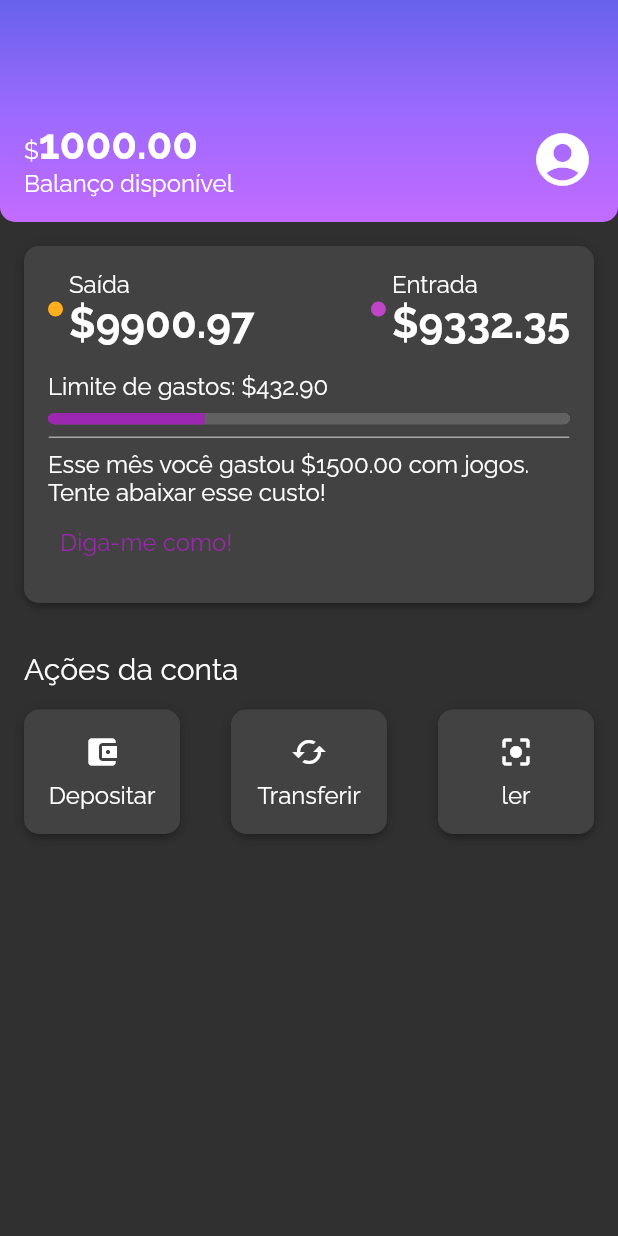
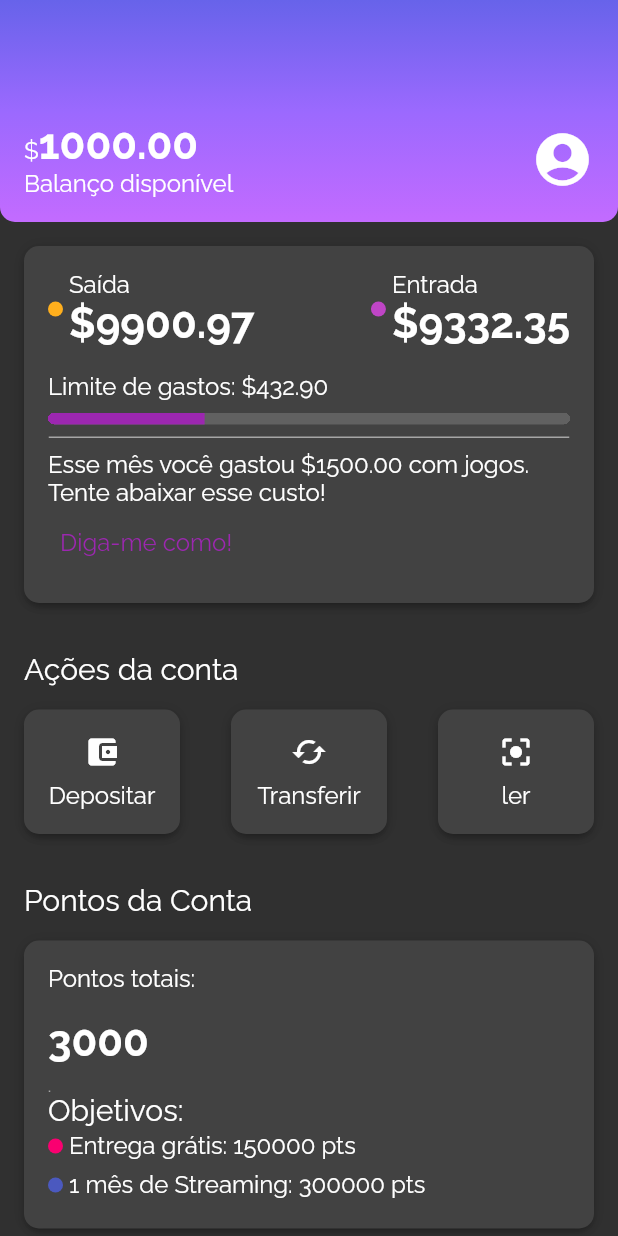
Before and after one commit to diegominelli/aluBank, a Flutter app: the screen it shows after launch, on a phone screen of 412 x 824 dp. Run offline on Flutter 3.47's test engine with Material 2 defaults, Android fonts, the phone set to English and light mode, and no system bars.

Commit message:
finalizando o card accountPoints

```diff
--- a/lib/components/content_division.dart
+++ b/lib/components/content_division.dart
@@ -2,7 +2,9 @@ import 'package:alubank/themes/theme_colors.dart';
 import 'package:flutter/material.dart';
 
 class ContentDivision extends StatelessWidget {
-  const ContentDivision({super.key});
+  const ContentDivision({
+    super.key,
+  });
 
   @override
   Widget build(BuildContext context) {
--- /dev/null
+++ b/lib/components/sections/account_points.dart
@@ -0,0 +1,114 @@
+import 'package:alubank/components/box_card.dart';
+import 'package:alubank/components/color_dot.dart';
+import 'package:alubank/components/content_division.dart';
+import 'package:alubank/themes/theme_colors.dart';
+import 'package:flutter/material.dart';
+
+class AccountPoints extends StatelessWidget {
+  const AccountPoints({super.key});
+
+  @override
+  Widget build(BuildContext context) {
+    return Padding(
+      padding: const EdgeInsets.all(16),
+      child: Column(
+        crossAxisAlignment: CrossAxisAlignment.start,
+        children: [
+          Padding(
+            padding: const EdgeInsets.only(bottom: 16.0),
+            child: Text(
+              'Pontos da Conta',
+              style: Theme.of(context).textTheme.titleMedium,
+            ),
+          ),
+          const BoxCard(boxContent: _AccountPointsContent())
+          // BoxCard(
+          //   boxContent: Column(
+          //     crossAxisAlignment: CrossAxisAlignment.start,
+          //     children: [
+          //       Padding(
+          //         padding: const EdgeInsets.only(bottom: 8.0),
+          //         child: Text(
+          //           'Pontos totais:',
+          //           style: Theme.of(context).textTheme.titleMedium,
+          //         ),
+          //       ),
+          //       Padding(
+          //         padding: const EdgeInsets.only(right: 4.0),
+          //         child: Text(
+          //           '3000',
+          //           style: Theme.of(context).textTheme.bodyLarge,
+          //         ),
+          //       ),
+          //       const ContentDivision(),
+          //       Padding(
+          //         padding: const EdgeInsets.only(bottom: 8.0),
+          //         child: Text(
+          //           'Objetivos:',
+          //           style: Theme.of(context).textTheme.titleMedium,
+          //         ),
+          //       ),
+          //       const _AccountPointsContent()
+          //     ],
+          //   ),
+          // ),
+        ],
+      ),
+    );
+  }
+}
+
+class _AccountPointsContent extends StatelessWidget {
+  const _AccountPointsContent();
+
+  @override
+  Widget build(BuildContext context) {
+    return Row(
+      mainAxisAlignment: MainAxisAlignment.start,
+      children: [
+        Column(
+          crossAxisAlignment: CrossAxisAlignment.start,
+          children: [
+            const Text('Pontos totais:'),
+            Padding(
+              padding: const EdgeInsets.only(bottom: 16.0, top: 16.0),
+              child: Text(
+                '3000',
+                style: Theme.of(context).textTheme.bodyLarge,
+              ),
+            ),
+            const ContentDivision(),
+            Text(
+              'Objetivos:',
+              style: Theme.of(context).textTheme.titleMedium,
+            ),
+            Row(
+              children: [
+                Padding(
+                  padding:
+                      const EdgeInsets.only(top: 8.0, bottom: 8.0, right: 4.0),
+                  child: ColorDot(
+                    color: ThemeColors.recentActivity['delivery'],
+                  ),
+                ),
+                const Text('Entrega grátis: 150000 pts')
+              ],
+            ),
+            Row(
+              children: [
+                Padding(
+                  padding:
+                      const EdgeInsets.only(top: 8.0, bottom: 8.0, right: 4.0),
+                  child: ColorDot(
+                    color: ThemeColors.recentActivity['streaming'],
+                  ),
+                ),
+                const Text('1 mês de Streaming: 300000 pts')
+              ],
+            ),
+          ],
+        ),
+      ],
+    );
+  }
+}
--- a/lib/screens/home.dart
+++ b/lib/screens/home.dart
@@ -1,4 +1,5 @@
 import 'package:alubank/components/sections/account_actions.dart';
+import 'package:alubank/components/sections/account_points.dart';
 import 'package:alubank/components/sections/header.dart';
 import 'package:alubank/components/sections/recent_activity.dart';
 import 'package:flutter/material.dart';
@@ -9,12 +10,15 @@ class Home extends StatelessWidget {
   @override
   Widget build(BuildContext context) {
     return Scaffold(
-      body: Column(
-        children: const <Widget>[
-          Header(),
-          RecentActivity(),
-          AccountActions(),
-        ],
+      body: SingleChildScrollView(
+        child: Column(
+          children: const <Widget>[
+            Header(),
+            RecentActivity(),
+            AccountActions(),
+            AccountPoints()
+          ],
+        ),
       ),
     );
   }
--- a/lib/themes/theme_colors.dart
+++ b/lib/themes/theme_colors.dart
@@ -10,6 +10,10 @@ class ThemeColors {
   static const recentActivity = {
     'spent': Color.fromRGBO(255, 175, 29, 1.0),
     'income': Color.fromRGBO(191, 69, 198, 1.0),
+    'delivery': Color.fromRGBO(250, 0, 112, 1),
+    'streaming': Color.fromRGBO(75, 89, 191, 1),
   };
   static const division = Color.fromRGBO(166, 166, 166, 1.0);
+
+  ThemeColors(Color color, {required Color recentActivity});
 }
```
